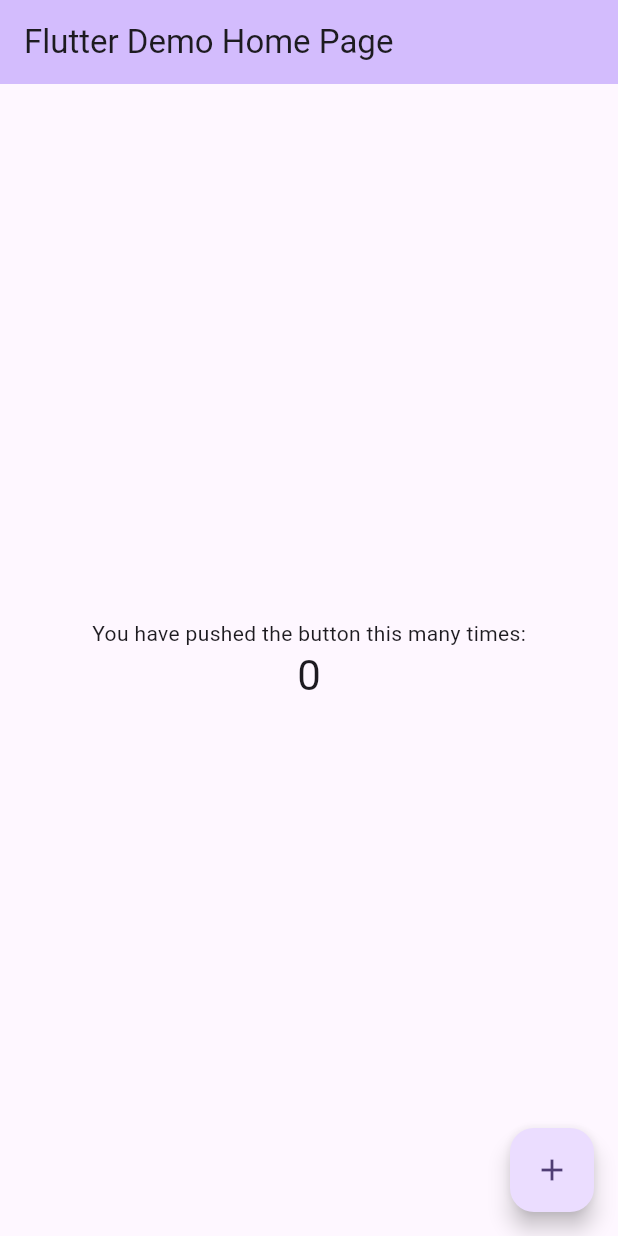
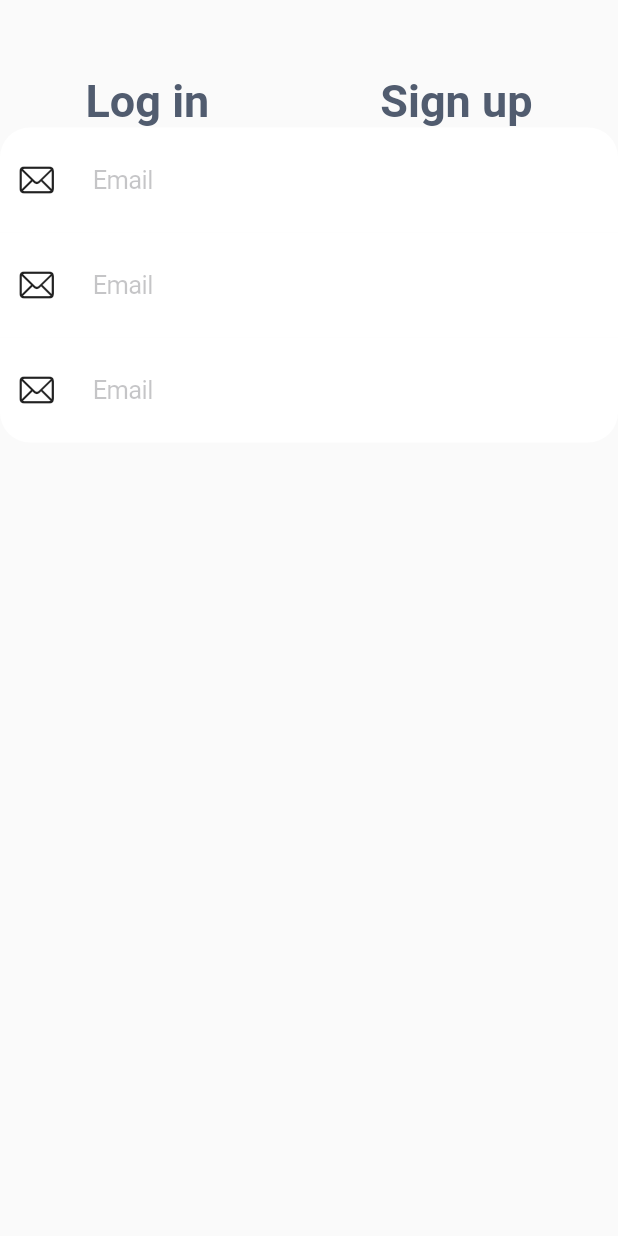
Before and after one commit to swilam202/shopify, a Flutter app: the screen it shows after launch, on a phone screen of 412 x 824 dp. Run offline on Flutter 3.47's test engine with Material 2 defaults, Android fonts, the phone set to English and light mode, and no system bars.

Commit message:
made auth text field

```diff
--- /dev/null
+++ b/lib/auth feature/presenetaion/pages/auth page.dart
@@ -0,0 +1,53 @@
+import 'package:flutter/cupertino.dart';
+import 'package:flutter/material.dart';
+import 'package:hhhhhhhh/auth%20feature/presenetaion/widgets/positions%20enum.dart';
+import 'package:hhhhhhhh/core/styles/text%20styles.dart';
+
+import '../widgets/auth text form field.dart';
+
+class AuthPage extends StatelessWidget {
+  const AuthPage({super.key});
+
+  @override
+  Widget build(BuildContext context) {
+    return  Scaffold(
+      body: SafeArea(
+        child: Column(
+          children: [
+            Padding(
+              padding: EdgeInsets.only(top: 50),
+              child: Row(
+
+                mainAxisAlignment: MainAxisAlignment.spaceAround,
+                children: [
+                  Text('Log in',style: TextStyles.style30Bold,),
+                  Text('Sign up',style: TextStyles.style30Bold,),
+
+                ],
+              ),
+            ),
+            AuthTextFormField(
+              icon: CupertinoIcons.envelope,
+              placeholder: 'Email',
+              position: Positions.top,
+
+            ),
+            AuthTextFormField(
+              icon: CupertinoIcons.envelope,
+              placeholder: 'Email',
+              position: Positions.center,
+
+            ),
+            AuthTextFormField(
+              icon: CupertinoIcons.envelope,
+              placeholder: 'Email',
+              position: Positions.buttom,
+
+            ),
+          ],
+        ),
+      ),
+      );
+
+  }
+}
--- /dev/null
+++ b/lib/auth feature/presenetaion/widgets/auth text form field.dart
@@ -0,0 +1,57 @@
+import 'package:flutter/cupertino.dart';
+import 'package:flutter/material.dart';
+import 'package:hhhhhhhh/auth%20feature/presenetaion/widgets/positions%20enum.dart';
+import 'package:hhhhhhhh/core/styles/style%20colors.dart';
+
+class AuthTextFormField extends StatelessWidget {
+  const AuthTextFormField({
+    super.key,
+    required this.icon,
+    required this.placeholder,
+    required this.position,
+  });
+
+  final String placeholder;
+  final IconData icon;
+  final Positions position;
+  @override
+  Widget build(BuildContext context) {
+    return CupertinoTextField(
+      placeholder: placeholder,
+      padding: const EdgeInsets.all(25),
+      showCursor: true,
+      prefix: Padding(
+        padding: const EdgeInsets.only(left: 12),
+        child: Icon(
+          icon,
+          size: 25,
+        ),
+      ),
+      cursorColor: StyleColor.orangeColor,
+      decoration: BoxDecoration(
+        color: StyleColor.whiteColor,
+        borderRadius: getRadius(position),
+      ),
+    );
+  }
+}
+
+BorderRadius? getRadius(Positions position) {
+  Radius radius = const Radius.circular(20);
+
+  switch (position) {
+    case (Positions.top):
+      return BorderRadius.only(
+        topLeft: radius,
+        topRight: radius,
+      );
+    case (Positions.center):
+      return null;
+
+    case (Positions.buttom):
+      return BorderRadius.only(
+        bottomLeft: radius,
+        bottomRight: radius,
+      );
+  }
+}
--- /dev/null
+++ b/lib/auth feature/presenetaion/widgets/positions enum.dart
@@ -0,0 +1,5 @@
+enum Positions {
+  top,
+  center,
+  buttom,
+}
--- /dev/null
+++ b/lib/core/styles/style colors.dart
@@ -0,0 +1,9 @@
+import 'package:flutter/material.dart';
+
+class StyleColor {
+  static const orangeColor = Color(0xffFF6969);
+  static const extraDarkColor = Color(0xff515C6F);
+  static const darkColor = Color(0xff707070);
+  static const lightColor = Color(0xff727C8E);
+  static const whiteColor = Color(0xffFFFFFF);
+}
--- /dev/null
+++ b/lib/core/styles/text styles.dart
@@ -0,0 +1,64 @@
+import 'package:flutter/material.dart';
+import 'package:hhhhhhhh/core/styles/style%20colors.dart';
+
+abstract class TextStyles {
+  static const style30Bold = TextStyle(
+    fontSize: 30,
+    fontWeight: FontWeight.bold,
+    color: StyleColor.extraDarkColor,
+  );
+
+  static const style20Bold = TextStyle(
+    fontSize: 20,
+    fontWeight: FontWeight.bold,
+    color: StyleColor.extraDarkColor,
+  );
+
+  static const style15Bold = TextStyle(
+    fontSize: 15,
+    fontWeight: FontWeight.bold,
+    color: StyleColor.extraDarkColor,
+  );
+  static const style15Medium = TextStyle(
+    fontSize: 15,
+    fontWeight: FontWeight.w500,
+    color: StyleColor.extraDarkColor,
+  );
+  static const style15Regular = TextStyle(
+    fontSize: 15,
+    fontWeight: FontWeight.w400,
+    color: StyleColor.extraDarkColor,
+  );
+  static const style15Light = TextStyle(
+    fontSize: 15,
+    fontWeight: FontWeight.w300,
+    color: StyleColor.extraDarkColor,
+  );
+
+  static const style12Bold = TextStyle(
+    fontSize: 12,
+    fontWeight: FontWeight.bold,
+    color: StyleColor.extraDarkColor,
+  );
+  static const style12Medium = TextStyle(
+    fontSize: 12,
+    fontWeight: FontWeight.w500,
+    color: StyleColor.extraDarkColor,
+  );
+  static const style12Regular = TextStyle(
+    fontSize: 12,
+    fontWeight: FontWeight.w400,
+    color: StyleColor.extraDarkColor,
+  );
+  static const style12Light = TextStyle(
+    fontSize: 12,
+    fontWeight: FontWeight.w300,
+    color: StyleColor.extraDarkColor,
+  );
+
+  static const style10Medium = TextStyle(
+    fontSize: 10,
+    fontWeight: FontWeight.w500,
+    color: StyleColor.extraDarkColor,
+  );
+}
--- a/lib/main.dart
+++ b/lib/main.dart
@@ -1,125 +1,17 @@
 import 'package:flutter/material.dart';
+import 'package:hhhhhhhh/auth%20feature/presenetaion/pages/auth%20page.dart';
 
 void main() {
-  runApp(const MyApp());
+  runApp(const Shopify());
 }
 
-class MyApp extends StatelessWidget {
-  const MyApp({super.key});
+class Shopify extends StatelessWidget {
+  const Shopify({super.key});
 
-  // This widget is the root of your application.
   @override
   Widget build(BuildContext context) {
-    return MaterialApp(
-      title: 'Flutter Demo',
-      theme: ThemeData(
-        // This is the theme of your application.
-        //
-        // TRY THIS: Try running your application with "flutter run". You'll see
-        // the application has a blue toolbar. Then, without quitting the app,
-        // try changing the seedColor in the colorScheme below to Colors.green
-        // and then invoke "hot reload" (save your changes or press the "hot
-        // reload" button in a Flutter-supported IDE, or press "r" if you used
-        // the command line to start the app).
-        //
-        // Notice that the counter didn't reset back to zero; the application
-        // state is not lost during the reload. To reset the state, use hot
-        // restart instead.
-        //
-        // This works for code too, not just values: Most code changes can be
-        // tested with just a hot reload.
-        colorScheme: ColorScheme.fromSeed(seedColor: Colors.deepPurple),
-        useMaterial3: true,
-      ),
-      home: const MyHomePage(title: 'Flutter Demo Home Page'),
+    return const MaterialApp(
+      home: AuthPage(),
     );
   }
 }
-
-class MyHomePage extends StatefulWidget {
-  const MyHomePage({super.key, required this.title});
-
-  // This widget is the home page of your application. It is stateful, meaning
-  // that it has a State object (defined below) that contains fields that affect
-  // how it looks.
-
-  // This class is the configuration for the state. It holds the values (in this
-  // case the title) provided by the parent (in this case the App widget) and
-  // used by the build method of the State. Fields in a Widget subclass are
-  // always marked "final".
-
-  final String title;
-
-  @override
-  State<MyHomePage> createState() => _MyHomePageState();
-}
-
-class _MyHomePageState extends State<MyHomePage> {
-  int _counter = 0;
-
-  void _incrementCounter() {
-    setState(() {
-      // This call to setState tells the Flutter framework that something has
-      // changed in this State, which causes it to rerun the build method below
-      // so that the display can reflect the updated values. If we changed
-      // _counter without calling setState(), then the build method would not be
-      // called again, and so nothing would appear to happen.
-      _counter++;
-    });
-  }
-
-  @override
-  Widget build(BuildContext context) {
-    // This method is rerun every time setState is called, for instance as done
-    // by the _incrementCounter method above.
-    //
-    // The Flutter framework has been optimized to make rerunning build methods
-    // fast, so that you can just rebuild anything that needs updating rather
-    // than having to individually change instances of widgets.
-    return Scaffold(
-      appBar: AppBar(
-        // TRY THIS: Try changing the color here to a specific color (to
-        // Colors.amber, perhaps?) and trigger a hot reload to see the AppBar
-        // change color while the other colors stay the same.
-        backgroundColor: Theme.of(context).colorScheme.inversePrimary,
-        // Here we take the value from the MyHomePage object that was created by
-        // the App.build method, and use it to set our appbar title.
-        title: Text(widget.title),
-      ),
-      body: Center(
-        // Center is a layout widget. It takes a single child and positions it
-        // in the middle of the parent.
-        child: Column(
-          // Column is also a layout widget. It takes a list of children and
-          // arranges them vertically. By default, it sizes itself to fit its
-          // children horizontally, and tries to be as tall as its parent.
-          //
-          // Column has various properties to control how it sizes itself and
-          // how it positions its children. Here we use mainAxisAlignment to
-          // center the children vertically; the main axis here is the vertical
-          // axis because Columns are vertical (the cross axis would be
-          // horizontal).
-          //
-          // TRY THIS: Invoke "debug painting" (choose the "Toggle Debug Paint"
-          // action in the IDE, or press "p" in the console), to see the
-          // wireframe for each widget.
-          mainAxisAlignment: MainAxisAlignment.center,
-          children: <Widget>[
-            const Text(
-              'You have pushed the button this many times:',
-            ),
-            Text(
-              '$_counter',
-              style: Theme.of(context).textTheme.headlineMedium,
-            ),
-          ],
-        ),
-      ),
-      floatingActionButton: FloatingActionButton(
-        onPressed: _incrementCounter,
-        tooltip: 'Increment',
-        child: const Icon(Icons.add),
-      ), // This trailing comma makes auto-formatting nicer for build methods.
-    );
-  }
-}
```
